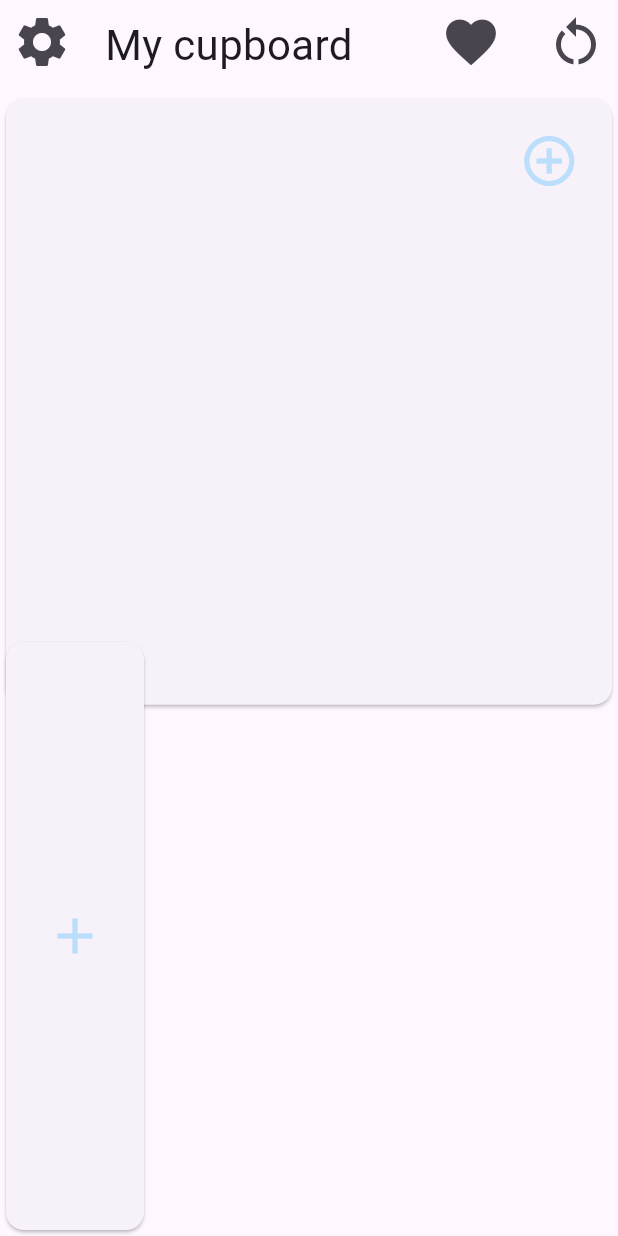
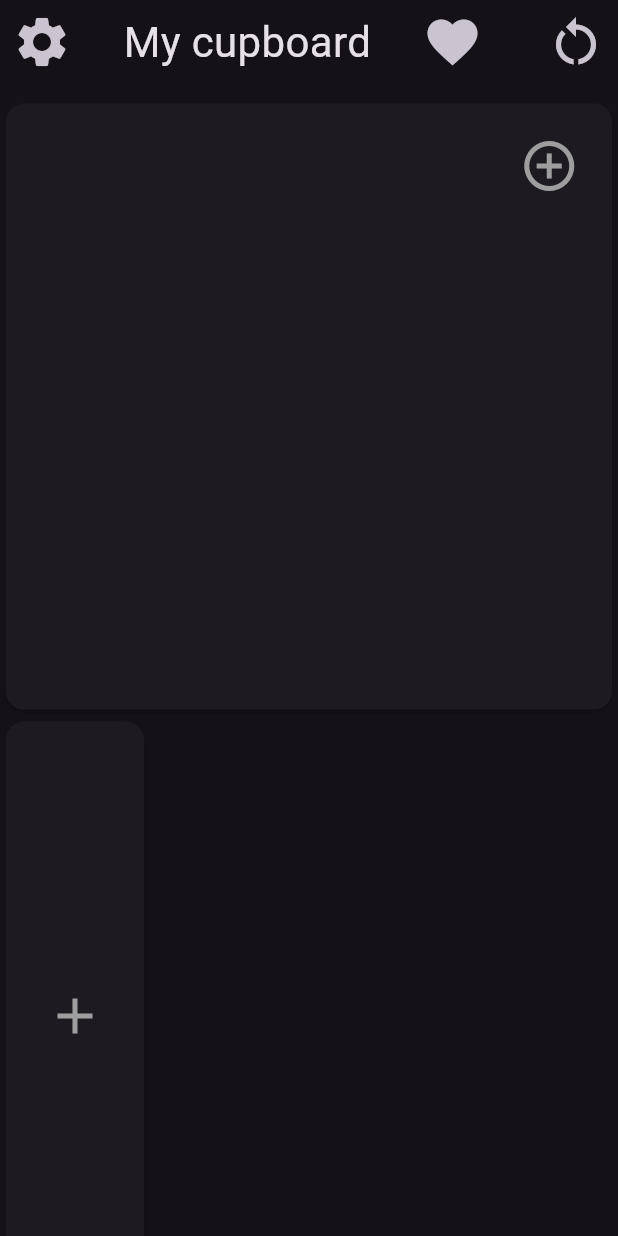
Before and after one commit to Nagi912003/Changing-Room, a Flutter app: the screen it shows after launch, on a phone screen of 412 x 824 dp. Run offline on Flutter 3.47's test engine with Material 3 defaults, Android fonts, the phone set to English and light mode, and no system bars; our stand-ins replace camera, flutter_screenutil, hive_flutter; accounts and stored records are empty.

Commit message:
used a column and a SingleChildScrollView in home instead of Stack

```diff
--- a/changing_room/lib/Business_Logic/remove_background.dart
+++ b/changing_room/lib/Business_Logic/remove_background.dart
@@ -14,6 +14,8 @@ class ApiClient {
     request.headers.addAll({"X-API-Key": "z3H25MLdHX5A3SLsr1ygD3Eg"
       , "crop": "true"
       , "crop_margin": "10px"
+      , "type": "clothes"
+      , "size": "auto"
     }); //Put Your API key HERE
     final response = await request.send();
     if (response.statusCode == 200) {
--- a/changing_room/lib/Data/models/piece.dart
+++ b/changing_room/lib/Data/models/piece.dart
@@ -88,13 +88,13 @@ class Piece {
 class CategoryOutlines {
   static final Map<MyCategory, List<String>> _outlines = {
     MyCategory.shirt: [ 'assets/images/outlines/outline.png'],
-    MyCategory.tshirt: ['assets/images/outlines/tshirt-top-outline.png', 'assets/images/outlines/outline.png'],
-    MyCategory.pants: ['assets/images/outlines/tshirt-top-outline.png', 'assets/images/outlines/outline.png'],
+    MyCategory.tshirt: ['assets/images/outlines/tshirt-outline.png', 'assets/images/outlines/outline.png'],
+    MyCategory.pants: ['assets/images/outlines/tshirt-outline.png', 'assets/images/outlines/outline.png'],
     MyCategory.shoes: ['assets/images/outlines/outline.png'],
     MyCategory.hat: ['assets/images/outlines/outline.png'],
     MyCategory.accessory: ['assets/images/outlines/outline.png'],
     MyCategory.jacket: ['assets/images/outlines/outline.png'],
-    MyCategory.general: ['assets/images/outlines/tshirt-top-outline.png', 'assets/images/outlines/outline.png'],
+    MyCategory.general: ['assets/images/outlines/tshirt-outline.png', 'assets/images/outlines/outline.png'],
   };
 
   static List<String> getOutline(MyCategory category) {
--- a/changing_room/lib/Data/providers/clothes_selector_provider.dart
+++ b/changing_room/lib/Data/providers/clothes_selector_provider.dart
@@ -11,6 +11,7 @@ class ClothesSelectorProvider with ChangeNotifier {
   Piece? selectedTshirt;
   Piece? selectedPants;
   Piece? selectedShoes;
+  Piece? selectedJacket;
 
   ClothesSelectorProvider({
     this.selectedHat,
@@ -19,6 +20,7 @@ class ClothesSelectorProvider with ChangeNotifier {
     this.selectedTshirt,
     this.selectedPants,
     this.selectedShoes,
+    this.selectedJacket,
   });
 
   void selectPiece(Piece? piece) {
@@ -41,6 +43,9 @@ class ClothesSelectorProvider with ChangeNotifier {
       case MyCategory.accessory:
         selectedAccessories = piece;
         break;
+      case MyCategory.jacket:
+        selectedJacket = piece;
+        break;
       default:
     }
     notifyListeners();
@@ -52,6 +57,7 @@ class ClothesSelectorProvider with ChangeNotifier {
     if (selectedTshirt == piece) selectedTshirt = null;
     if (selectedPants == piece) selectedPants = null;
     if (selectedShoes == piece) selectedShoes = null;
+    if (selectedJacket == piece) selectedJacket = null;
     notifyListeners();
   }
   bool isPieceSelected(Piece? piece) {
@@ -68,6 +74,8 @@ class ClothesSelectorProvider with ChangeNotifier {
         return selectedHat == piece;
       case MyCategory.accessory:
         return selectedAccessories == piece;
+      case MyCategory.jacket:
+        return selectedJacket == piece;
       default:
         return false;
     }
@@ -86,6 +94,7 @@ class ClothesSelectorProvider with ChangeNotifier {
     selectedTshirt = null;
     selectedPants = null;
     selectedShoes = null;
+    selectedJacket = null;
     notifyListeners();
   }
 }
--- a/changing_room/lib/UI/screens/home_screen/home_screen.dart
+++ b/changing_room/lib/UI/screens/home_screen/home_screen.dart
@@ -2,6 +2,7 @@ import 'dart:io';
 
 import 'package:changing_room/UI/screens/add_clothes_screen/AddClothesScreen.dart';
 import 'package:flutter/material.dart';
+import 'package:flutter_screenutil/flutter_screenutil.dart';
 import 'package:provider/provider.dart';
 
 import 'package:changing_room/Data/models/piece.dart';
@@ -41,22 +42,48 @@ class _HomeScreenState extends State<HomeScreen> {
     final selectedHat = selectorData.selectedHat;
     final selectedAccessory = selectorData.selectedAccessories;
     final selectedShirt = selectorData.selectedShirt;
-
+    final selectedJacket = selectorData.selectedJacket;
 
     return SafeArea(
       child: Scaffold(
         body: Stack(
           children: [
             // title
-            const Positioned(
-              top: 10,
-              left: 70,
-              child: Text('My cupboard', style: TextStyle(fontSize: 28)),
+            SingleChildScrollView(
+              child: Column(
+                children: [
+                  Row(
+                    mainAxisAlignment: MainAxisAlignment.spaceBetween,
+                    children: [
+                      IconButton(
+                        icon: const Icon(
+                          Icons.settings,
+                          size: 40,
                         ),
-            // main image
-            Align(
-              alignment: const Alignment(0, -0.7),
-              child: SizedBox(
+                        onPressed: () => setState(() => showSettings = !showSettings),
+                      ),
+                      const Text('My cupboard', style: TextStyle(fontSize: 28)),
+                      IconButton(
+                        icon: const Icon(
+                          Icons.favorite,
+                          size: 40,
+                        ),
+                        onPressed: () => Navigator.of(context).push(MaterialPageRoute(
+                            builder: (context) => const FavoritesScreen())),
+                      ),
+                      IconButton(
+                        icon: const Icon(
+                          Icons.restart_alt,
+                          size: 40,
+                        ),
+                        onPressed: () => setState(() => selectorData.deselectAll()),
+                      ),
+                    ],
+                  ),
+                  SizedBox(
+                    height: 10.h,
+                  ),
+                  SizedBox(
                     height: MediaQuery.sizeOf(context).width,
                     child: Stack(
                       children: [
@@ -68,7 +95,9 @@ class _HomeScreenState extends State<HomeScreen> {
                           selectedPants: selectedPants,
                           selectedShirt: selectedShirt,
                           selectedShoes: selectedShoes,
-                        selectedTshirt: selectedTshirt),
+                          selectedTshirt: selectedTshirt,
+                          selectedJacket: selectedJacket,
+                        ),
 
                         //add to favorites button
                         Align(
@@ -116,19 +145,19 @@ class _HomeScreenState extends State<HomeScreen> {
                       ],
                     ),
                   ),
-            ),
-            // clothes column list
-            Positioned(
-              bottom: 0,
-              left: 0,
-              right: 0,
-              child: clothsColumn(context,
+                  clothsColumn(
+                    context,
                     hats: clothesData.hats,
                     accessories: clothesData.accessories,
                     shirts: clothesData.shirts,
                     tShirts: clothesData.tshirts,
                     pants: clothesData.pants,
-                  shoes: clothesData.shoes,onLongPress: clothesData.removePiece),
+                    shoes: clothesData.shoes,
+                    jackets: clothesData.jackets,
+                    onLongPress: clothesData.removePiece,
+                  ),
+                ],
+              ),
             ),
             // settings list bottom inkwell
             if (showSettings)
@@ -138,43 +167,6 @@ class _HomeScreenState extends State<HomeScreen> {
                   color: Colors.black.withOpacity(0.5),
                   height: MediaQuery.sizeOf(context).height,
                   width: MediaQuery.sizeOf(context).width,
-                ),
-              ),
-            // settings button
-            Positioned(
-              top: 0,
-              left: 0,
-              child: IconButton(
-                icon: const Icon(
-                  Icons.settings,
-                  size: 40,
-                ),
-                onPressed: () => setState(() => showSettings = !showSettings),
-              ),
-            ),
-            // reset button
-            Positioned(
-              top: 0,
-              right: 0,
-              child: IconButton(
-                icon: const Icon(
-                  Icons.restart_alt,
-                  size: 40,
-                ),
-                onPressed: () => setState(() => selectorData.deselectAll()),
-              ),
-            ),
-            // open favorites button
-            Positioned(
-              top: 0,
-              right: 70,
-              child: IconButton(
-                icon: const Icon(
-                  Icons.favorite,
-                  size: 40,
-                ),
-                onPressed: () => Navigator.of(context).push(MaterialPageRoute(
-                    builder: (context) => const FavoritesScreen())),
                 ),
               ),
             // settings list
@@ -198,6 +190,7 @@ class _HomeScreenState extends State<HomeScreen> {
     List<Piece> tShirts = const [],
     List<Piece> pants = const [],
     List<Piece> shoes = const [],
+    List<Piece> jackets = const [],
     onLongPress,
   }) {
     return SizedBox(
@@ -233,15 +226,22 @@ class _HomeScreenState extends State<HomeScreen> {
                 SizedBox(width: MediaQuery.sizeOf(context).width - 100),
                 // hats & accessories list
                 if (hats.isNotEmpty || accessories.isNotEmpty)
-                  choicesList(context, [...hats, ...accessories], onLongPress: onLongPress),
+                  choicesList(context, [...hats, ...accessories],
+                      onLongPress: onLongPress),
                 // jackets and shirts list
-                if (shirts.isNotEmpty) choicesList(context, shirts, onLongPress: onLongPress),
+                if (shirts.isNotEmpty)
+                  choicesList(context, shirts, onLongPress: onLongPress),
                 // t-shirts list
-                if (tShirts.isNotEmpty) choicesList(context, tShirts, onLongPress: onLongPress),
+                if (tShirts.isNotEmpty)
+                  choicesList(context, tShirts, onLongPress: onLongPress),
                 // pants list
-                if (pants.isNotEmpty) choicesList(context, pants, onLongPress: onLongPress),
+                if (pants.isNotEmpty)
+                  choicesList(context, pants, onLongPress: onLongPress),
                 // shoes list
-                if (shoes.isNotEmpty) choicesList(context, shoes, onLongPress: onLongPress),
+                if (shoes.isNotEmpty)
+                  choicesList(context, shoes, onLongPress: onLongPress),
+                if (jackets.isNotEmpty)
+                  choicesList(context, jackets, onLongPress: onLongPress),
               ],
             ),
           ],
@@ -250,8 +250,7 @@ class _HomeScreenState extends State<HomeScreen> {
     );
   }
 
-  Widget choicesList(BuildContext context, List<Piece> list,
-      {onLongPress}) {
+  Widget choicesList(BuildContext context, List<Piece> list, {onLongPress}) {
     final selectorData = Provider.of<ClothesSelectorProvider>(context);
     return SizedBox(
       width: MediaQuery.sizeOf(context).width - 100,
@@ -275,10 +274,12 @@ class _HomeScreenState extends State<HomeScreen> {
                   : Colors.transparent,
               child: Padding(
                 padding: const EdgeInsets.all(8.0),
-                child: list[index].images.isNotEmpty? Image.file(
+                child: list[index].images.isNotEmpty
+                    ? Image.file(
                         File(list[index].images[0]),
                         fit: BoxFit.fitWidth,
-                ): const Icon(Icons.image),
+                      )
+                    : const Icon(Icons.image),
               ),
             ),
           ),
--- a/changing_room/lib/UI/screens/pick_image_screen/pick_image_screen.dart
+++ b/changing_room/lib/UI/screens/pick_image_screen/pick_image_screen.dart
@@ -27,8 +27,8 @@ class _PickImageScreenState extends State<PickImageScreen> {
   final CameraController _cameraController = CameraController(
     const CameraDescription(
       name: '0',
-      lensDirection: CameraLensDirection.front,
-      sensorOrientation: 0,
+      lensDirection: CameraLensDirection.back,
+      sensorOrientation: 270,
     ),
     ResolutionPreset.high,
   );
@@ -49,6 +49,11 @@ class _PickImageScreenState extends State<PickImageScreen> {
 
   Future<void> _initCamera() async {
     await _cameraController.initialize();
+    // await _cameraController.setZoomLevel(1);
+    // print available cameras
+    final cameras = await availableCameras();
+    print('cameras: ---------------------------------\n\n\n\n$cameras\n\n\n\n---------------------------------');
+    // open the flash
     setState(() {});
   }
 
--- a/changing_room/lib/UI/widgets/main_image_widget.dart
+++ b/changing_room/lib/UI/widgets/main_image_widget.dart
@@ -13,6 +13,7 @@ Widget mainImage({
   Piece? selectedHat,
   Piece? selectedAccessory,
   Piece? selectedShirt,
+  Piece? selectedJacket,
 }) {
   return SizedBox(
     width: widthXHeight,
@@ -20,15 +21,15 @@ Widget mainImage({
     child: Card(
       child: Stack(
         children: [
-          //t-shirt
-          if (selectedTshirt != null)
+          //jackt
+          if (selectedJacket != null)
             Align(
               // alignment: const Alignment(0.75, 0),
               child: SizedBox(
                 width: MediaQuery.sizeOf(context).width,
                 height: MediaQuery.sizeOf(context).width,
                 child: Image.file(
-                  File(selectedTshirt.images[selectedPants == null?0:1]),
+                  File(selectedJacket.images[0]),
                   fit: BoxFit.fitWidth,
                 ),
               ),
@@ -42,7 +43,20 @@ Widget mainImage({
                 width: MediaQuery.sizeOf(context).width,
                 height: MediaQuery.sizeOf(context).width,
                 child: Image.file(
-                  File(selectedPants.images[selectedTshirt == null?0:1]),
+                  File(selectedPants.images[selectedTshirt != null || selectedJacket != null?1:0]),
+                  fit: BoxFit.fitWidth,
+                ),
+              ),
+            ),
+          //t-shirt
+          if (selectedTshirt != null)
+            Align(
+              // alignment: const Alignment(0.75, 0),
+              child: SizedBox(
+                width: MediaQuery.sizeOf(context).width,
+                height: MediaQuery.sizeOf(context).width,
+                child: Image.file(
+                  File(selectedTshirt.images[selectedPants != null || selectedJacket != null?1:0]),
                   fit: BoxFit.fitWidth,
                 ),
               ),
--- a/changing_room/lib/main.dart
+++ b/changing_room/lib/main.dart
@@ -121,6 +121,7 @@
 ///----------------------------------------------------------------------------------------------------------------
 import 'package:changing_room/UI/screens/home_screen/home_screen.dart';
 import 'package:flutter/material.dart';
+import 'package:flutter_screenutil/flutter_screenutil.dart';
 import 'package:hive_flutter/hive_flutter.dart';
 
 import 'package:provider/provider.dart';
@@ -153,13 +154,21 @@ class MyApp extends StatelessWidget {
 
   @override
   Widget build(BuildContext context) {
+    return ScreenUtilInit(
+        designSize: const Size(411.42857142857144, 914.2857142857143),
+        minTextAdapt: true,
+        splitScreenMode: true,
+        builder: (context, child) {
           return MultiProvider(
             providers: [
-        ChangeNotifierProvider(create: (BuildContext context) => Clothes()),
+              ChangeNotifierProvider(
+                  create: (BuildContext context) => Clothes()),
               ChangeNotifierProvider(
                   create: (BuildContext context) => ClothesSelectorProvider()),
-        ChangeNotifierProvider(create: (BuildContext context) => Filter()),
-        ChangeNotifierProvider(create: (BuildContext context) => Favorites()),
+              ChangeNotifierProvider(
+                  create: (BuildContext context) => Filter()),
+              ChangeNotifierProvider(
+                  create: (BuildContext context) => Favorites()),
             ],
             child: MaterialApp(
               theme: ThemeData(
@@ -170,11 +179,12 @@ class MyApp extends StatelessWidget {
                 brightness: Brightness.dark,
                 useMaterial3: true,
               ),
-        themeMode: ThemeMode.system,
+              themeMode: ThemeMode.dark,
               debugShowCheckedModeBanner: false,
               title: 'Image Saving with Hive',
               home: HomeScreen(),
             ),
           );
+        });
   }
 }
--- a/changing_room/pubspec.yaml
+++ b/changing_room/pubspec.yaml
@@ -46,6 +46,7 @@ dependencies:
   hive: ^2.2.3
   hive_flutter: ^1.1.0
   provider: ^6.1.2
+  flutter_screenutil: ^5.9.0
 
 dev_dependencies:
   flutter_test:
```
Also changed, not shown: changing_room/assets/images/outlines/tshirt-outline.png (added), changing_room/pubspec.lock. Lines whose indentation alone changed are shown as unchanged.
